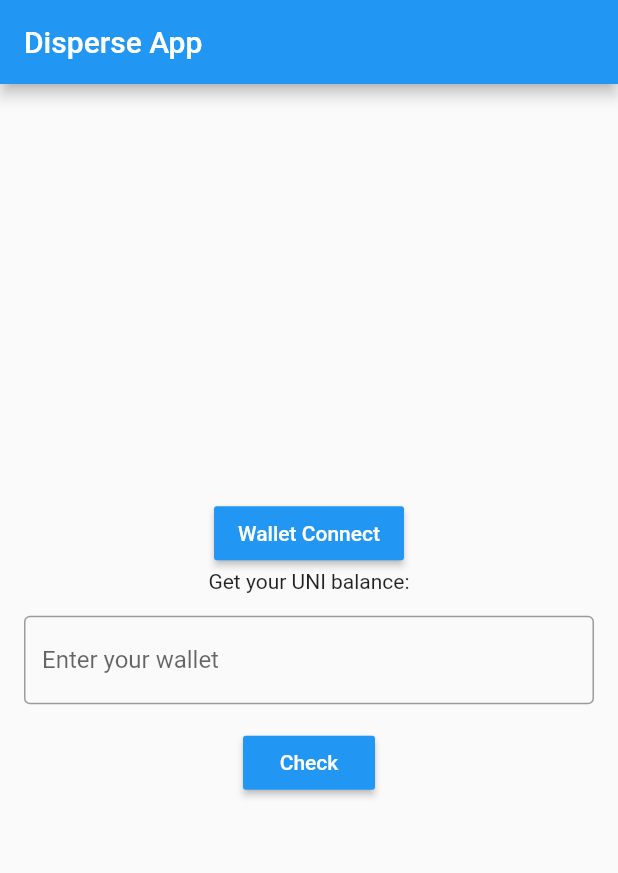
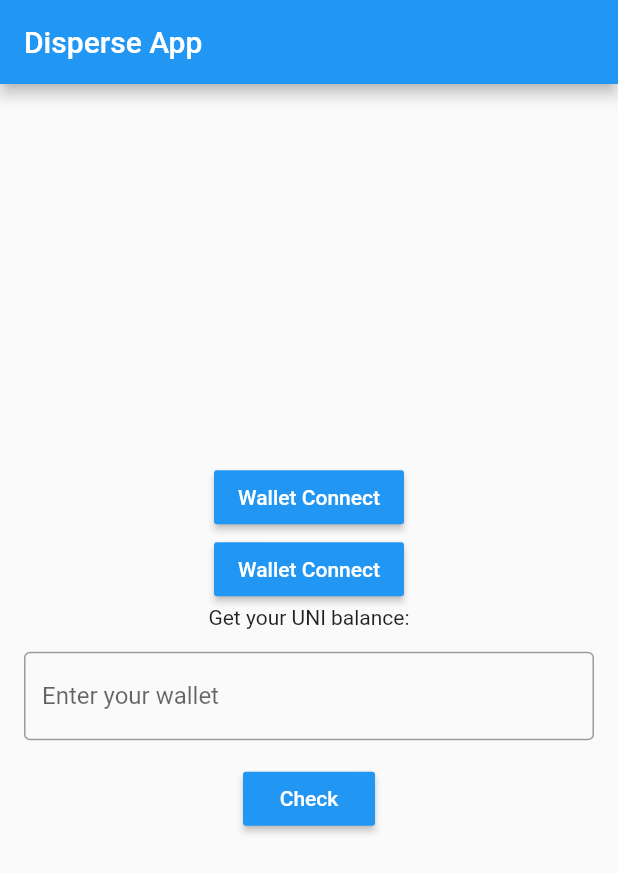
Before and after one commit to RogerCuesta/flutter_web3, a Flutter app: the screen it shows after launch, after a tap on "Wallet Connect", on a phone screen of 412 x 824 dp. Shown: the top 873 px of the screen. Run offline on Flutter 3.47's test engine with Material 2 defaults, Android fonts, the phone set to English and light mode, and no system bars; our stand-ins replace equatable, flutter_bloc; missing offline and left inert: walletconnect_dart, walletconnect_secure_storage, web3dart.

Commit message:
Update Readme & Added Bloc for Wallet Connect

```diff
--- a/lib/bloc/home_bloc/home_bloc.dart
+++ b/lib/bloc/home_bloc/home_bloc.dart
@@ -5,11 +5,13 @@ import 'package:flutter_bloc/flutter_bloc.dart';
 import 'package:flutter_web3/bloc/home_bloc/home_bloc_event.dart';
 import 'package:flutter_web3/bloc/home_bloc/home_bloc_state.dart';
 import 'package:flutter_web3/services/disperse_functions.dart';
+import 'package:flutter_web3/services/wallet_connect.dart';
 import 'package:url_launcher/url_launcher.dart';
 import 'package:web3dart/web3dart.dart';
 
 class HomeBloc extends Bloc<HomeEvent, HomeState> {
   final EthereumUtils _ethereumUtils = EthereumUtils();
+  final WalletConnectUtils _walletConnectUtils = WalletConnectUtils();
 
   HomeBloc() : super(HomeState(false)) {
     /* on<HomeEventGetWallet>(
@@ -63,6 +65,6 @@ class HomeBloc extends Bloc<HomeEvent, HomeState> {
     Emitter<HomeState> emit,
     HomeEventWalletConnect event,
   ) async {
-    await _ethereumUtils.connectWallet();
+    await _walletConnectUtils.connectWallet();
   }
 }
--- a/lib/screens/home_screen.dart
+++ b/lib/screens/home_screen.dart
@@ -50,6 +50,18 @@ class _MyHomePageState extends State<MyHomePage> {
                       color: Colors.blue,
                       onPressed: () {
                         context.read<HomeBloc>().add(HomeEventWalletConnect());
+                      },
+                      child: Text(
+                        'Wallet Connect',
+                        style: TextStyle(
+                          color: Colors.white,
+                        ),
+                      ),
+                    ),
+                    MaterialButton(
+                      color: Colors.blue,
+                      onPressed: () {
+                        //EthereumUtils().submit(functionName, args)
                       },
                       child: Text(
                         'Wallet Connect',
--- a/lib/services/disperse_functions.dart
+++ b/lib/services/disperse_functions.dart
@@ -1,10 +1,12 @@
 import 'dart:async';
+import 'dart:typed_data';
 
 import 'package:flutter/services.dart';
 import 'package:flutter_web3/bloc/home_bloc/home_bloc.dart';
 import 'package:http/http.dart' as http;
 import 'package:url_launcher/url_launcher.dart';
 import 'package:walletconnect_dart/walletconnect_dart.dart';
+import 'package:walletconnect_secure_storage/walletconnect_secure_storage.dart';
 import 'package:web3dart/web3dart.dart';
 import 'package:flutter_web3/utils/constants.dart';
 
@@ -12,90 +14,10 @@ class EthereumUtils {
   http.Client httpClient = http.Client();
   Web3Client? ethClient;
   final contractAddress = uni_contract;
-  var chainId;
-  var address;
-  // Create a connector
-  final connector = WalletConnect(
-    bridge: 'https://bridge.walletconnect.org',
-    /*uri:
-        'wc:8a5e5bdc-a0e4-4702-ba63-8f1a5655744f@1?bridge=https%3A%2F%2Fbridge.walletconnect.org&key=41791102999c339c844880b23950704cc43aa840f3739e365323cda4dfa89e7a',*/
-    clientMeta: PeerMeta(
-      name: 'WalletConnect',
-      description: 'WalletConnect Developer App',
-      url: 'https://walletconnect.org',
-      icons: [
-        'https://gblobscdn.gitbook.com/spaces%2F-LJJeCjcLrr53DcT1Ml7%2Favatar.png?alt=media'
-      ],
-    ),
-  );
-
-// Create a new session
 
   void initialSetup() async {
     String infura = infuraKovanUrl;
     ethClient = Web3Client(infura, httpClient);
-  }
-
-  Future<void> connectWallet() async {
-    final connector = WalletConnect(
-      bridge: 'https://bridge.walletconnect.org',
-      clientMeta: const PeerMeta(
-          name: 'Disperse App Connect',
-          description: 'WalletConnect Developer App',
-          url: 'https://walletconnect.org',
-          icons: [
-            'https://gblobscdn.gitbook.com/spaces%2F-LJJeCjcLrr53DcT1Ml7%2Favatar.png?alt=media'
-          ]),
-    );
-    // Subscribe to events
-    connector.on('connect', (SessionStatus session) {
-      print("connect: " + session.toString());
-
-      address = session.accounts[0];
-
-
-      //chainId = session?.chainId;
-
-      print("Address: " + address!);
-      //print("Chain Id: " + chainId.toString());
-    });
-
-    connector.on('session_request', (payload) {
-      print("session request: " + payload.toString());
-    });
-
-    connector.on('disconnect', (session) {
-      print("disconnect: " + session.toString());
-    });
-
-    // Create a new session
-    if (!connector.connected) {
-      final session = await connector.createSession(
-        chainId: 137, //pass the chain id of a network. 137 is Polygon
-        onDisplayUri: (uri) async {
-          await launchUrl(Uri.parse(uri)); //call the launchUrl(uri) method
-        },
-      );
-    }
-  }
-
-  void walletConnectSetup() async {
-    // Subscribe to events
-    connector.on('connect', (session) {
-      session = session;
-    });
-    connector.on('session_update', (payload) => print(payload));
-    connector.on('disconnect', (session) => print(session));
-
-    final session = await connector.createSession(
-      chainId: 4160,
-      onDisplayUri: (uri) => print(uri),
-    );
-    connector.connect(
-      chainId: 4160,
-      onDisplayUri: (uri) => print(uri),
-    );
-    print("I'ts connected ? --> " + connector.connected.toString());
   }
 
   Future<DeployedContract> getDeployedContract() async {
--- /dev/null
+++ b/lib/services/wallet_connect.dart
@@ -0,0 +1,69 @@
+import 'dart:async';
+import 'dart:typed_data';
+
+import 'package:flutter/services.dart';
+import 'package:flutter_web3/bloc/home_bloc/home_bloc.dart';
+import 'package:http/http.dart' as http;
+import 'package:url_launcher/url_launcher.dart';
+import 'package:walletconnect_dart/walletconnect_dart.dart';
+import 'package:walletconnect_secure_storage/walletconnect_secure_storage.dart';
+import 'package:web3dart/web3dart.dart';
+import 'package:flutter_web3/utils/constants.dart';
+
+class WalletConnectUtils {
+  http.Client httpClient = http.Client();
+  Web3Client? ethClient;
+  final contractAddress = uni_contract;
+  var chainId;
+  var address;
+
+  late SessionStatus session;
+
+  final sessionStorage = WalletConnectSecureStorage();
+
+  Future<void> connectWallet() async {
+    final connector = WalletConnect(
+      bridge: 'https://bridge.walletconnect.org',
+      clientMeta: const PeerMeta(
+          name: 'Disperse App Connect',
+          description: 'WalletConnect Developer App',
+          url: 'https://walletconnect.org',
+          icons: [
+            'https://gblobscdn.gitbook.com/spaces%2F-LJJeCjcLrr53DcT1Ml7%2Favatar.png?alt=media'
+          ]),
+    );
+
+    // Subscribe to events
+    connector.on('connect', (SessionStatus session) {
+      print("connect: " + session.toString());
+
+      address = session.accounts[0];
+
+      chainId = session.chainId;
+
+      print("Address: " + address!);
+      print("Chain Id: " + chainId.toString());
+    });
+
+    connector.on('session_request', (payload) {
+      print("session request: " + payload.toString());
+    });
+
+    connector.on('disconnect', (session) {
+      print("disconnect: " + session.toString());
+    });
+
+    // Create a new session
+    if (!connector.connected) {
+      final session = await connector.createSession(
+        chainId: 137, //pass the chain id of a network. 137 is Polygon
+        onDisplayUri: (uri) async {
+          await launchUrl(Uri.parse(uri)); //call the launchUrl(uri) method
+        },
+      );
+      sessionStorage.store(connector.session);
+    }else {
+
+    }
+  }
+}
--- a/pubspec.yaml
+++ b/pubspec.yaml
@@ -31,6 +31,7 @@ dependencies:
   walletconnect_dart: ^0.0.11
   wallet_connect: ^1.0.2
   url_launcher: ^6.1.4
+  walletconnect_secure_storage: ^1.0.0
 
   cupertino_icons: ^1.0.2
 
```
Also changed, not shown: lib/bloc/wallet_bloc/wallet_bloc.dart (added, +40 -0 lines), lib/bloc/wallet_bloc/wallet_bloc_event.dart (added, +32 -0 lines), lib/bloc/wallet_bloc/wallet_bloc_state.dart (added, +48 -0 lines), pubspec.lock, 1 other file.
